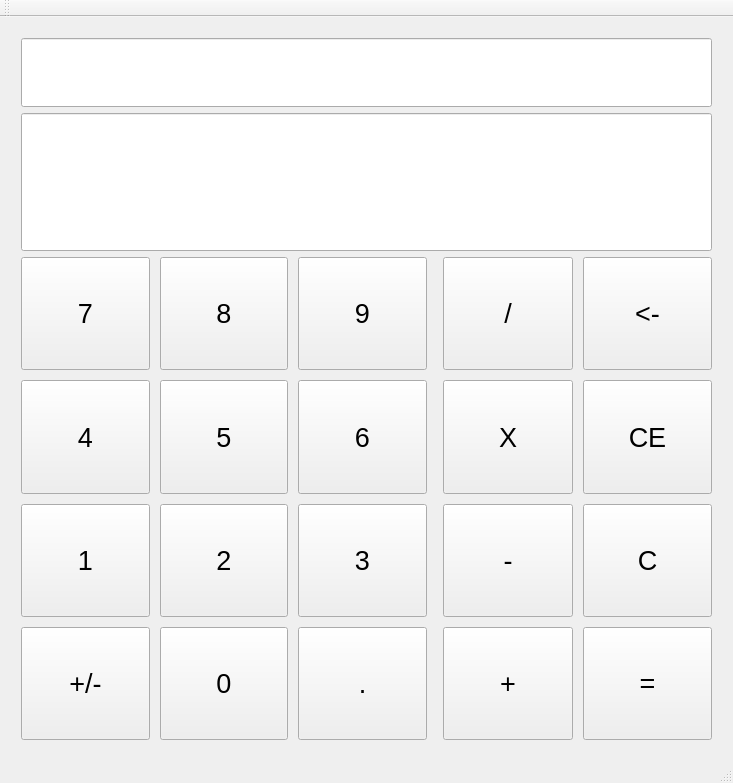
GoHwaChoi/Calculator, file CGH_QtWidget_Calculator/CGH_QtWidget_Calculator.ui: the form before one commit.
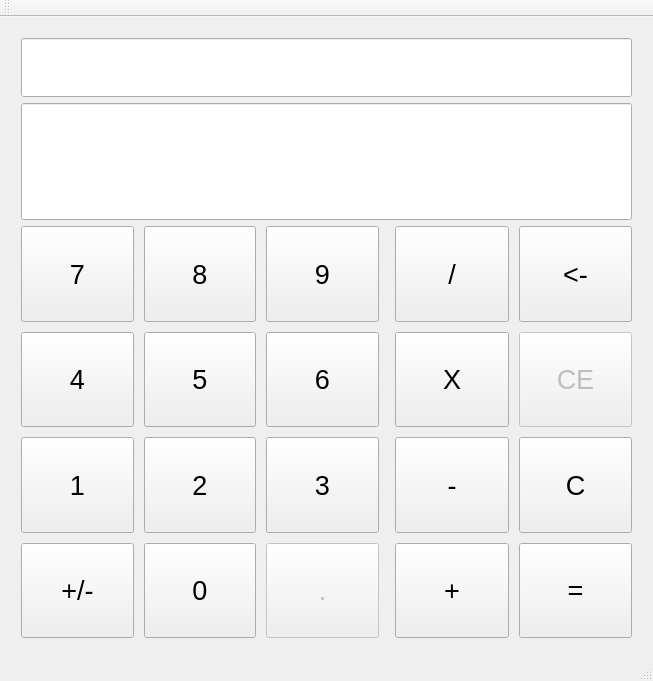
The form after the commit.

Commit message: [Modify] - gui 버튼 입력창과 계산식 출력창 구분 표현 - 계산 결과값에 이어서 신규 계산식 입력 문자열이 표현되던 부분 수정 - 미구현 ui 비활성화(CE)

What changed in the file:
```diff
--- a/CGH_QtWidget_Calculator/CGH_QtWidget_Calculator.ui
+++ b/CGH_QtWidget_Calculator/CGH_QtWidget_Calculator.ui
@@ -6,8 +6,8 @@
    <rect>
     <x>0</x>
     <y>0</y>
-    <width>733</width>
-    <height>783</height>
+    <width>653</width>
+    <height>681</height>
    </rect>
   </property>
   <property name="windowTitle">
@@ -57,6 +57,9 @@
           <pointsize>25</pointsize>
          </font>
         </property>
+        <property name="alignment">
+         <set>Qt::AlignRight|Qt::AlignTrailing|Qt::AlignVCenter</set>
+        </property>
        </widget>
       </item>
       <item>
@@ -72,6 +75,12 @@
           <pointsize>36</pointsize>
          </font>
         </property>
+        <property name="layoutDirection">
+         <enum>Qt::LeftToRight</enum>
+        </property>
+        <property name="alignment">
+         <set>Qt::AlignRight|Qt::AlignTrailing|Qt::AlignVCenter</set>
+        </property>
        </widget>
       </item>
       <item>
@@ -359,6 +368,9 @@
           </item>
           <item row="3" column="2">
            <widget class="QPushButton" name="pushButton_dot">
+            <property name="enabled">
+             <bool>false</bool>
+            </property>
             <property name="sizePolicy">
              <sizepolicy hsizetype="Expanding" vsizetype="Expanding">
               <horstretch>0</horstretch>
@@ -570,6 +582,9 @@
           </item>
           <item row="3" column="1">
            <widget class="QPushButton" name="pushButton_clearExpr">
+            <property name="enabled">
+             <bool>false</bool>
+            </property>
             <property name="sizePolicy">
              <sizepolicy hsizetype="Expanding" vsizetype="Expanding">
               <horstretch>0</horstretch>
```
Left out of the diff: 154 changed lines with no effect on the pictures. The commit also changes 4 other files.
